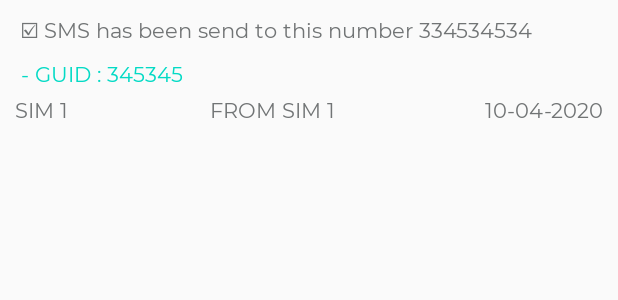
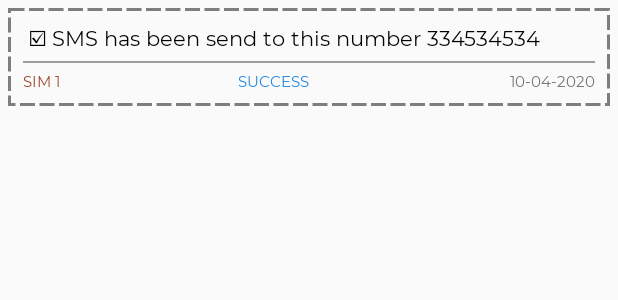
Before and after one commit to fsfaysalcse/SMS-Recharge, an Android app: the layout item_activites.xml on its own in the app's theme, with its tools: preview values and no code run, on a phone screen of 412 x 824 dp. Shown: the top 300 px of the screen. Run offline under Robolectric (Android 15) with nearby library versions, the phone set to English and light mode, and no system bars.

Commit message:
Add DeliveredMessageAdapter.kt , DeliveredSMS.kt for save latest delivered sms history

```diff
--- a/app/src/main/java/com/faysal/smsautomation/database/PhoneSmsDao.kt
+++ b/app/src/main/java/com/faysal/smsautomation/database/PhoneSmsDao.kt
@@ -15,9 +15,9 @@ interface PhoneSmsDao {
     suspend fun delete(sms: PhoneSms)
 
     @Insert
-    suspend fun saveDeliveredMessage(sms: DeliveredSMS)
+    suspend fun saveDeliveredMessage(sms: Activites)
 
 
-    @Query("SELECT * FROM delivered_sms")
-    fun getAllDelivered(): LiveData<List<DeliveredSMS>>
+    @Query("SELECT * FROM delivered_sms ORDER BY timestamp DESC LIMIT 20")
+    fun getAllDelivered(): LiveData<List<Activites>>
 }
--- a/app/src/main/java/com/faysal/smsautomation/database/SmsDatabase.java
+++ b/app/src/main/java/com/faysal/smsautomation/database/SmsDatabase.java
@@ -6,7 +6,7 @@ import androidx.room.Database;
 import androidx.room.Room;
 import androidx.room.RoomDatabase;
 
-@Database(entities = {PhoneSms.class, DeliveredSMS.class}, version = 2)
+@Database(entities = {PhoneSms.class, Activites.class}, version = 2)
 public abstract class SmsDatabase extends RoomDatabase {
     private static SmsDatabase instance;
     public abstract PhoneSmsDao phoneSmsDao();
--- a/app/src/main/java/com/faysal/smsautomation/viewmodel/SMSViewModel.kt
+++ b/app/src/main/java/com/faysal/smsautomation/viewmodel/SMSViewModel.kt
@@ -3,13 +3,13 @@ package com.faysal.smsautomation.viewmodel
 import android.app.Application
 import androidx.lifecycle.AndroidViewModel
 import androidx.lifecycle.LiveData
-import com.faysal.smsautomation.database.DeliveredSMS
+import com.faysal.smsautomation.database.Activites
 import com.faysal.smsautomation.database.PhoneSmsDao
 import com.faysal.smsautomation.database.SmsDatabase
 
 class SMSViewModel(application: Application) : AndroidViewModel(application) {
 
-    lateinit var alldeliverdSms : LiveData<List<DeliveredSMS>>
+    lateinit var alldeliverdSms : LiveData<List<Activites>>
     lateinit var smsDao: PhoneSmsDao
 
     init {
@@ -18,7 +18,7 @@ class SMSViewModel(application: Application) : AndroidViewModel(application) {
         alldeliverdSms = smsDao.getAllDelivered()
     }
 
-    fun getAllDeliveredMessage(): LiveData<List<DeliveredSMS>> {
+    fun getAllDeliveredMessage(): LiveData<List<Activites>> {
         return alldeliverdSms
     }
 
--- /dev/null
+++ b/app/src/main/res/drawable/activites_item_bg.xml
@@ -0,0 +1,8 @@
+<?xml version="1.0" encoding="utf-8"?>
+<shape xmlns:android="http://schemas.android.com/apk/res/android">
+    <stroke
+        android:width="2dp"
+        android:color="#7E7E7E"
+        android:dashGap="3dp"
+        android:dashWidth="10dp"/>
+</shape>
--- a/app/src/main/res/layout/item_activites.xml
+++ b/app/src/main/res/layout/item_activites.xml
@@ -4,6 +4,8 @@
     android:layout_width="match_parent"
     android:layout_height="wrap_content"
     android:padding="10dp"
+    android:layout_margin="5dp"
+    android:background="@drawable/activites_item_bg"
     android:orientation="vertical">
 
     <TextView
@@ -12,16 +14,26 @@
         android:layout_height="wrap_content"
         android:text=" ☑ SMS has been send to this number 334534534"
         android:fontFamily="@font/montserrat_regular"
-        android:textColor="@color/dark_grey"/>
+        android:textAppearance="@style/TextAppearance.AppCompat.Small"
+        android:textColor="@color/black"
+        android:textAllCaps="false"/>
 
     <TextView
-        android:id="@+id/guid"
+        android:id="@+id/ex_note"
         android:layout_width="match_parent"
         android:layout_height="wrap_content"
-        android:text=" - GUID : 345345"
+        android:text=" - Extra Notes"
         android:fontFamily="@font/montserrat_regular"
         android:textColor="@color/teal_200"
-        android:layout_marginTop="10dp"/>
+        android:layout_marginTop="5dp"
+        android:visibility="gone"
+        android:textSize="12sp"/>
+
+    <View
+        android:layout_width="match_parent"
+        android:layout_height="1dp"
+        android:layout_marginTop="5dp"
+        android:background="#9E9B9B"/>
 
     <LinearLayout
         android:layout_width="match_parent"
@@ -37,18 +49,22 @@
             android:text="SIM 1"
             android:layout_gravity="center"
             android:gravity="left"
+            android:textSize="10sp"
+            android:textAllCaps="true"
             android:fontFamily="@font/montserrat_regular"
-            android:textColor="@color/dark_grey"/>
+            android:textColor="@color/orrange"/>
         <TextView
             android:id="@+id/result"
             android:layout_weight="1.5"
             android:layout_width="0dp"
             android:layout_height="wrap_content"
-            android:text="FROM SIM 1"
+            android:text="SUCCESS"
             android:layout_gravity="center"
             android:gravity="center"
+            android:textSize="10sp"
             android:fontFamily="@font/montserrat_regular"
-            android:textColor="@color/dark_grey"/>
+            android:textColor="@color/dark_blue"
+            android:textAllCaps="true"/>
         <TextView
             android:id="@+id/timestamp"
             android:layout_weight="1.5"
@@ -57,8 +73,10 @@
             android:text="10-04-2020"
             android:layout_gravity="center"
             android:gravity="right"
+            android:textSize="10sp"
             android:fontFamily="@font/montserrat_regular"
-            android:textColor="@color/dark_grey"/>
+            android:textColor="@color/dark_grey"
+            android:textAllCaps="true"/>
 
 
     </LinearLayout>
```
Also changed, not shown: app/src/main/java/com/faysal/smsautomation/MainActivity.kt (+52 -9 lines), app/src/main/java/com/faysal/smsautomation/adapters/DeliveredMessageAdapter.kt (+14 -12 lines), app/src/main/java/com/faysal/smsautomation/database/Activites.kt (renamed from app/src/main/java/com/faysal/smsautomation/database/DeliveredSMS.kt, +4 -5 lines), app/src/main/java/com/faysal/smsautomation/services/InternetService.kt (+31 -35 lines), app/src/main/java/com/faysal/smsautomation/services/SMSReciver.kt (+5 -18 lines), app/src/main/res/drawable/startbtn_bg.xml (added, +8 -0 lines), app/src/main/res/drawable/stopbtn_bg.xml (added, +8 -0 lines), app/src/main/res/layout/activity_main.xml (+32 -12 lines), app/src/main/res/values/colors.xml (+4 -3 lines), 1 other file.
